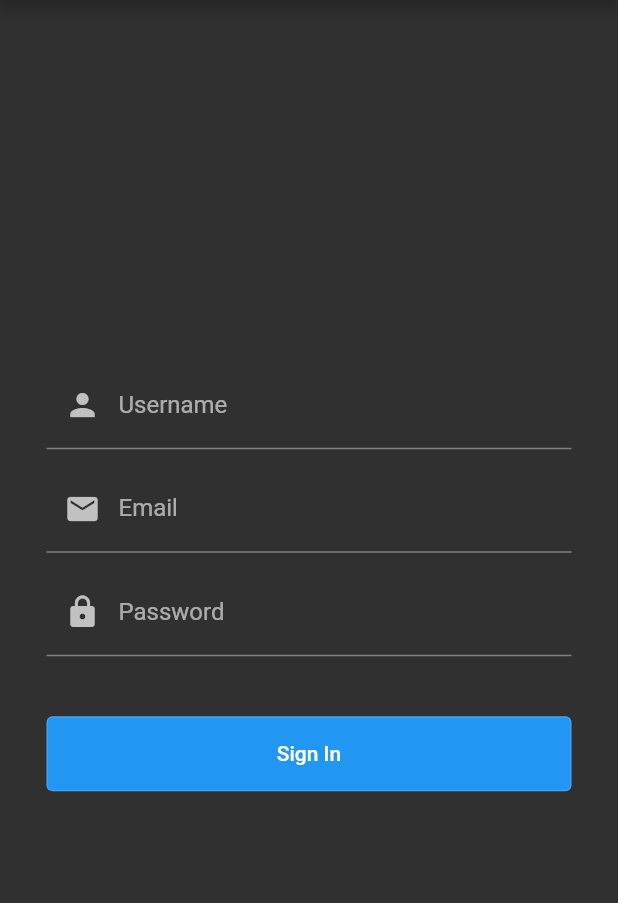
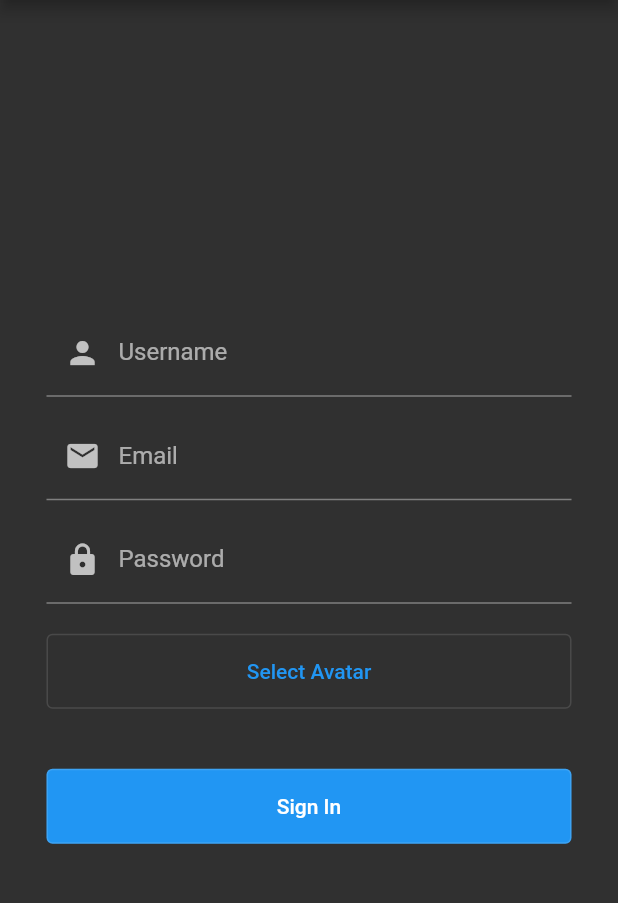
Before and after one commit to RodrigoAlanisFSWD/FlutterSocial, a Flutter app: the Register screen opened by its route, on a phone screen of 412 x 824 dp, the part 84-987 px from its top. Run offline on Flutter 3.47's test engine with Material 2 defaults, Android fonts, the phone set to English and light mode, and no system bars; our stand-ins replace bloc, dio, equatable, flutter_bloc, flutter_secure_storage, image_picker; accounts and stored records are empty; network calls fail.

Commit message:
Register Finished With Avatar Upload, Button Customization And Some Fixes And Redirection After Authenticated

```diff
--- a/lib/bloc/login/login_bloc.dart
+++ b/lib/bloc/login/login_bloc.dart
@@ -13,6 +13,7 @@ class LoginBloc extends Bloc<LoginEvent, LoginState> {
   LoginBloc({required this.userRepositories, required this.authenticationBloc})
       : super(LoginInitial()) {
     on<LoginSubmit>(handleLoginSubmit);
+    on<FinishLogin>(handleFinishLogin);
   }
 
   Future<void> handleLoginSubmit(
@@ -22,9 +23,13 @@ class LoginBloc extends Bloc<LoginEvent, LoginState> {
     try {
       final token = await userRepositories.login(event.email, event.password);
       authenticationBloc.add(LoggedIn(token: token));
-      emit(LoginInitial());
+      emit(LoginFinished());
     } catch (error) {
       emit(LoginFailure(error: error.toString()));
     }
   }
+
+  handleFinishLogin(FinishLogin event, Emitter<LoginState> emit) {
+    emit(LoginInitial());
+  }
 }
--- a/lib/bloc/login/login_event.dart
+++ b/lib/bloc/login/login_event.dart
@@ -16,3 +16,5 @@ class LoginSubmit extends LoginEvent {
   @override
   List<Object> get props => [email, password];
 }
+
+class FinishLogin extends LoginEvent {}
--- a/lib/bloc/login/login_state.dart
+++ b/lib/bloc/login/login_state.dart
@@ -19,3 +19,5 @@ class LoginFailure extends LoginState {
   @override
   List<Object> get props => [error];
 }
+
+class LoginFinished extends LoginState {}
--- a/lib/bloc/register/register_bloc.dart
+++ b/lib/bloc/register/register_bloc.dart
@@ -1,7 +1,10 @@
+import 'dart:io';
+
 import 'package:bloc/bloc.dart';
 import 'package:client/bloc/auth/auth_bloc.dart';
 import 'package:client/repositories/user.dart';
 import 'package:equatable/equatable.dart';
+import 'package:image_picker/image_picker.dart';
 
 part 'register_event.dart';
 part 'register_state.dart';
@@ -14,19 +17,38 @@ class RegisterBloc extends Bloc<RegisterEvent, RegisterState> {
       {required this.userRepositories, required this.authenticationBloc})
       : super(RegisterInitial()) {
     on<RegisterSubmit>(handleRegisterSubmit);
+    on<FinishRegister>(handleFinishRegister);
   }
 
   Future<void> handleRegisterSubmit(
       RegisterSubmit event, Emitter<RegisterState> emit) async {
     emit(RegisterLoading());
 
+    if (event.username == "" ||
+        event.email == "" ||
+        event.password == "" ||
+        event.avatar == null) {
+      emit(const RegisterFailure(error: "Please Enter All The Data"));
+      return;
+    }
+
     try {
       final token = await userRepositories.register(
           event.username, event.email, event.password);
+      final code = await userRepositories.uploadAvatar(event.avatar, token);
+
+      if (code != 200) {
+        return emit(const RegisterFailure(error: "Error At Uploading Avatar"));
+      }
+
       authenticationBloc.add(LoggedIn(token: token));
-      emit(RegisterInitial());
+      emit(RegisterFinished());
     } catch (error) {
       emit(RegisterFailure(error: error.toString()));
     }
   }
+
+  handleFinishRegister(FinishRegister event, Emitter<RegisterState> emit) {
+    emit(RegisterInitial());
+  }
 }
--- a/lib/bloc/register/register_event.dart
+++ b/lib/bloc/register/register_event.dart
@@ -11,10 +11,16 @@ class RegisterSubmit extends RegisterEvent {
   final String username;
   final String email;
   final String password;
+  final File avatar;
 
   const RegisterSubmit(
-      {required this.username, required this.email, required this.password});
+      {required this.username,
+      required this.email,
+      required this.password,
+      required this.avatar});
 
   @override
-  List<Object> get props => [username, email, password];
+  List<Object> get props => [username, email, password, avatar];
 }
+
+class FinishRegister extends RegisterEvent {}
--- a/lib/bloc/register/register_state.dart
+++ b/lib/bloc/register/register_state.dart
@@ -19,3 +19,5 @@ class RegisterFailure extends RegisterState {
   @override
   List<Object> get props => [error];
 }
+
+class RegisterFinished extends RegisterState {}
--- a/lib/repositories/user.dart
+++ b/lib/repositories/user.dart
@@ -1,13 +1,17 @@
+import 'dart:io';
+
 import 'package:client/main.dart';
 import 'package:client/models/user.dart';
 import 'package:dio/dio.dart';
 import 'package:flutter_secure_storage/flutter_secure_storage.dart';
+import 'package:image_picker/image_picker.dart';
 
 class UserRepositories {
   static String mainUrl = "http://192.168.100.76:8080/api/";
   var loginUrl = '$mainUrl/auth/sign-in';
   var registerUrl = '$mainUrl/auth/sign-up';
   var profileUrl = '$mainUrl/user/profile';
+  var avatarUrl = '$mainUrl/user/avatar';
 
   final FlutterSecureStorage storage = const FlutterSecureStorage();
   final Dio _dio = Dio();
@@ -67,4 +71,17 @@ class UserRepositories {
         email: res.data["user"]["email"],
         username: res.data["user"]["username"]);
   }
+
+  Future<int> uploadAvatar(File avatar, String token) async {
+    String fileName = avatar.path.split('/').last;
+    FormData formData = FormData.fromMap({
+      "avatar": await MultipartFile.fromFile(avatar.path, filename: fileName)
+    });
+
+    Response res = await _dio.post(avatarUrl,
+        data: formData,
+        options: Options(headers: {"Authorization": "Bearer $token"}));
+
+    return res.statusCode as int;
+  }
 }
--- a/lib/screens/home/home.dart
+++ b/lib/screens/home/home.dart
@@ -26,6 +26,8 @@ class _HomeState extends State<Home> {
                 const Text("Welcome To Social Flutter"),
                 const Padding(padding: EdgeInsets.all(10)),
                 Button(
+                  backgroundColor: Colors.blue,
+                  textColor: Colors.white,
                   size: const Size(350, 50),
                   text: "To Sign In",
                   onPressed: () {
@@ -34,6 +36,8 @@ class _HomeState extends State<Home> {
                 ),
                 const Padding(padding: EdgeInsets.all(10)),
                 Button(
+                  backgroundColor: Colors.blue,
+                  textColor: Colors.white,
                   size: const Size(350, 50),
                   text: "To Profile",
                   onPressed: () {
--- a/lib/screens/register/register.dart
+++ b/lib/screens/register/register.dart
@@ -1,9 +1,12 @@
+import 'dart:io';
+
 import 'package:client/bloc/register/register_bloc.dart';
 import 'package:client/widgets/Button.dart';
 import 'package:flutter/material.dart';
 import 'package:flutter/src/foundation/key.dart';
 import 'package:flutter/src/widgets/framework.dart';
 import 'package:flutter_bloc/flutter_bloc.dart';
+import 'package:image_picker/image_picker.dart';
 
 class Register extends StatefulWidget {
   const Register({Key? key}) : super(key: key);
@@ -16,6 +19,13 @@ class _RegisterState extends State<Register> {
   late final TextEditingController _username = TextEditingController();
   late final TextEditingController _email = TextEditingController();
   late final TextEditingController _password = TextEditingController();
+  File? _avatar;
+
+  @override
+  void initState() {
+    _avatar = null;
+    super.initState();
+  }
 
   @override
   void dispose() {
@@ -31,7 +41,20 @@ class _RegisterState extends State<Register> {
       BlocProvider.of<RegisterBloc>(context).add(RegisterSubmit(
           username: _username.text,
           email: _email.text,
-          password: _password.text));
+          password: _password.text,
+          avatar: _avatar!));
+    }
+
+    _pickAvatar() async {
+      final ImagePicker _picker = ImagePicker();
+
+      final XFile? image = await _picker.pickImage(source: ImageSource.gallery);
+
+      if (image != null) {
+        setState(() {
+          _avatar = File(image.path);
+        });
+      }
     }
 
     return Scaffold(
@@ -39,13 +62,18 @@ class _RegisterState extends State<Register> {
         body: BlocListener<RegisterBloc, RegisterState>(
           listener: ((context, state) {
             if (state is RegisterFailure) {
-              ScaffoldMessenger.of(context).showSnackBar(const SnackBar(
+              ScaffoldMessenger.of(context).showSnackBar(SnackBar(
                 content: Text(
-                  "Sign Up Failed",
+                  state.error.toString(),
                   style: TextStyle(color: Colors.white),
                 ),
                 backgroundColor: Colors.red,
               ));
+            }
+
+            if (state is RegisterFinished) {
+              BlocProvider.of<RegisterBloc>(context).add(FinishRegister());
+              Navigator.popUntil(context, ModalRoute.withName("/"));
             }
           }),
           child: BlocBuilder<RegisterBloc, RegisterState>(
@@ -85,8 +113,21 @@ class _RegisterState extends State<Register> {
                             prefixIcon: Icon(Icons.lock)),
                       ),
                     ),
+                    const Padding(padding: EdgeInsets.all(10)),
+                    Button(
+                        backgroundColor: Colors.transparent,
+                        textColor: Colors.blue,
+                        size: const Size(350, 50),
+                        text: _avatar != null
+                            ? "Avatar Selected"
+                            : "Select Avatar",
+                        onPressed: () {
+                          _pickAvatar();
+                        }),
                     const Padding(padding: EdgeInsets.all(20)),
                     Button(
+                        backgroundColor: Colors.blue,
+                        textColor: Colors.white,
                         size: const Size(350, 50),
                         text: "Sign In",
                         onPressed: () {
--- a/lib/widgets/Button.dart
+++ b/lib/widgets/Button.dart
@@ -7,22 +7,26 @@ class Button extends StatelessWidget {
       {Key? key,
       required this.size,
       required this.text,
-      required this.onPressed})
+      required this.onPressed,
+      required this.backgroundColor,
+      required this.textColor})
       : super(key: key);
 
   final Size size;
   final String text;
   final VoidCallback onPressed;
+  final Color backgroundColor;
+  final Color textColor;
 
   @override
   Widget build(BuildContext context) {
     return OutlinedButton(
         onPressed: onPressed,
         style: OutlinedButton.styleFrom(
-            backgroundColor: Colors.blue, minimumSize: size),
+            backgroundColor: backgroundColor, minimumSize: size),
         child: Text(
           text,
-          style: const TextStyle(color: Colors.white),
+          style: TextStyle(color: textColor),
         ));
   }
 }
--- a/pubspec.yaml
+++ b/pubspec.yaml
@@ -40,6 +40,7 @@ dependencies:
   dio: ^4.0.6
   rxdart: ^0.27.5
   flutter_secure_storage: ^5.1.0
+  image_picker: ^0.8.5+3
 
 dev_dependencies:
   flutter_test:
```
Also changed, not shown: lib/screens/login/login.dart (+7 -0 lines), pubspec.lock, 5 other files.
